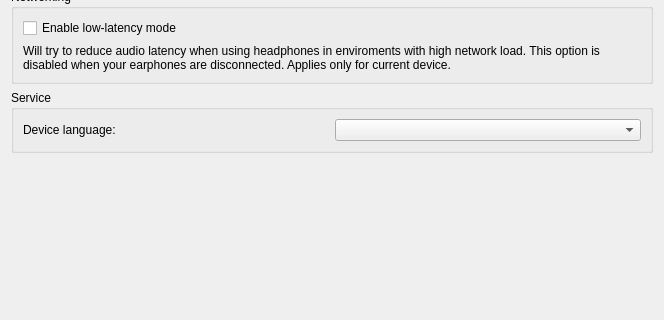
Above: openfreebuds_qt/designer/device_other.ui from melianmiko/OpenFreebuds before the change; both pictures show x 0 to 664 and y 109 to 429 of the 664 by 530 pixel window. Below: the same form after it.
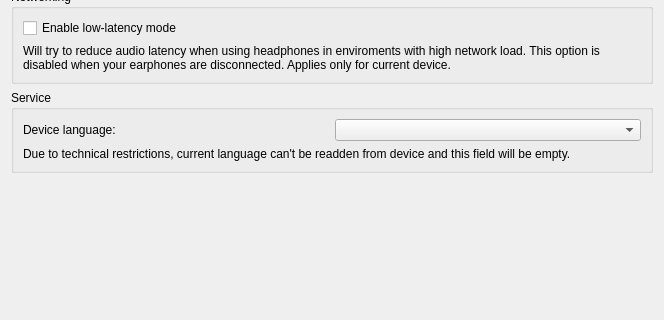
That is the form after the change.

Patch:
```diff
--- a/openfreebuds_qt/designer/device_other.ui
+++ b/openfreebuds_qt/designer/device_other.ui
@@ -88,6 +88,16 @@
       <item row="0" column="1">
        <widget class="QComboBox" name="service_language_box"/>
       </item>
+      <item row="1" column="0" colspan="2">
+       <widget class="QLabel" name="label_4">
+        <property name="text">
+         <string>Due to technical restrictions, current language can't be readden from device and this field will be empty.</string>
+        </property>
+        <property name="wordWrap">
+         <bool>true</bool>
+        </property>
+       </widget>
+      </item>
      </layout>
     </widget>
    </item>
```
